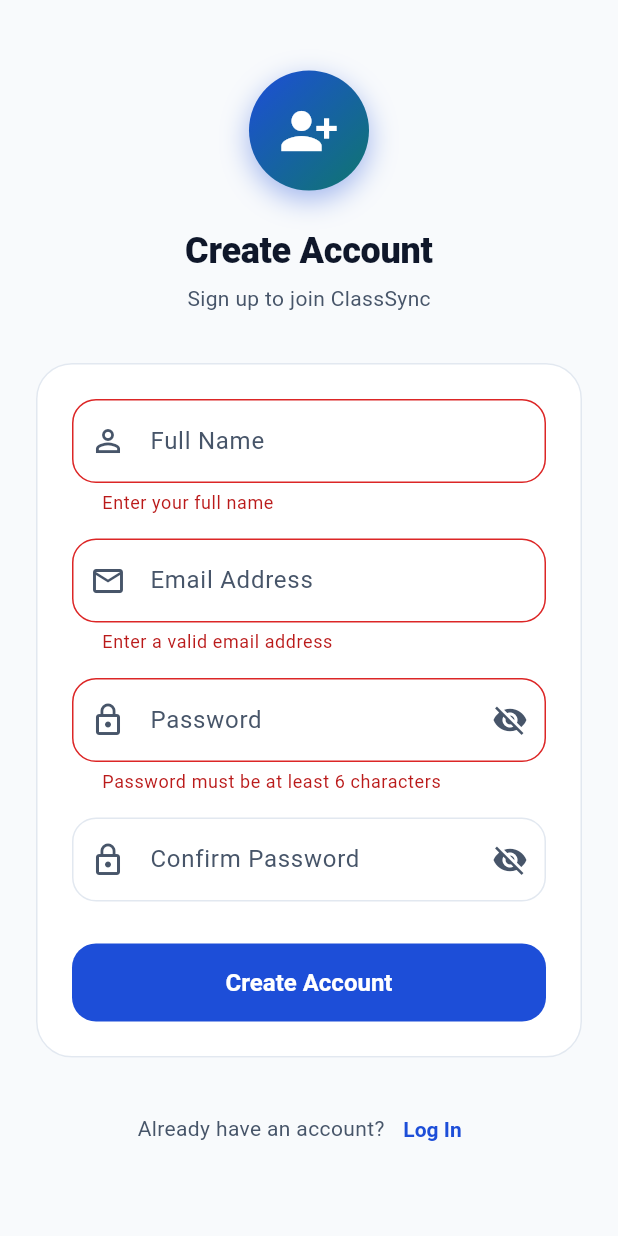
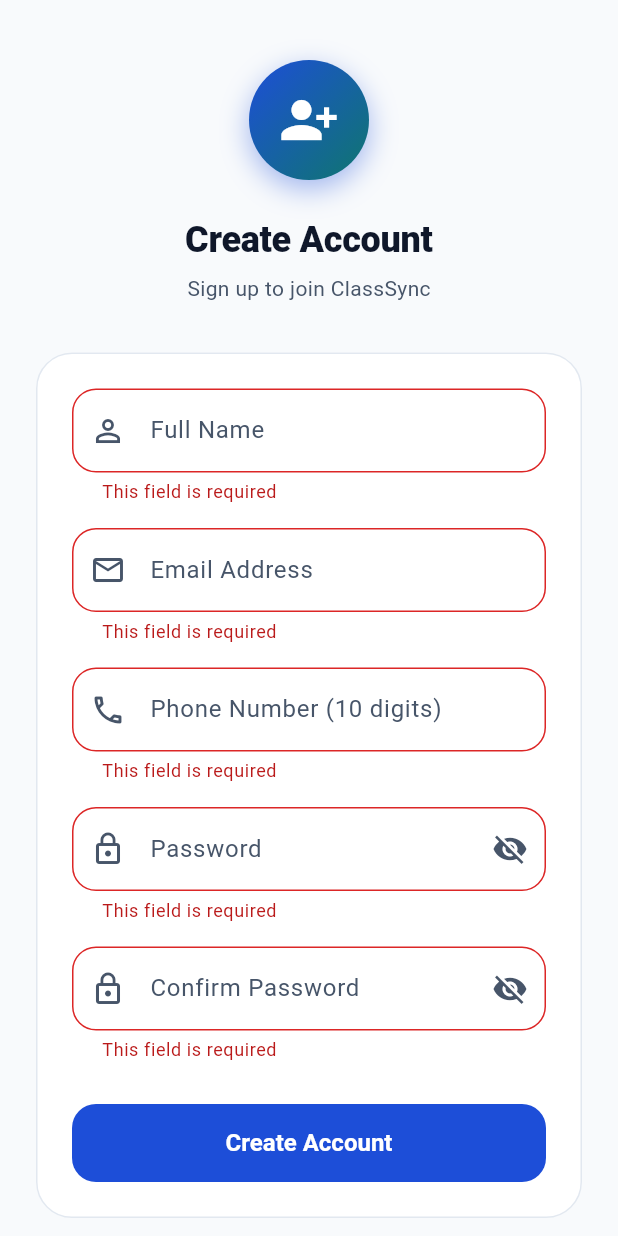
Before and after one commit to kalviumcommunity/S66-0226-T3-Flutter-Firebase-ClassSync, a Flutter app: the SignupScreen screen opened directly, after a tap on "Create Account", on a phone screen of 412 x 824 dp. Run offline on Flutter 3.47's test engine with Material 3 defaults, Android fonts, the phone set to English and light mode, and no system bars; our stand-ins replace cloud_firestore, firebase_auth, firebase_core, firebase_storage, image_picker; accounts and stored records are empty.

Commit message:
feat: built and validated complex forms with input checks

```diff
--- a/lib/screens/login_screen.dart
+++ b/lib/screens/login_screen.dart
@@ -17,6 +17,11 @@ class _LoginScreenState extends State<LoginScreen> {
 
   bool _loading = false;
   bool _obscurePass = true;
+
+  bool _isValidEmail(String value) {
+    final emailRegex = RegExp(r'^[^@]+@[^@]+\.[^@]+$');
+    return emailRegex.hasMatch(value.trim());
+  }
 
   @override
   void dispose() {
@@ -88,6 +93,7 @@ class _LoginScreenState extends State<LoginScreen> {
                     padding: const EdgeInsets.all(24),
                     child: Form(
                       key: _formKey,
+                      autovalidateMode: AutovalidateMode.onUserInteraction,
                       child: Column(
                         children: [
                           TextFormField(
@@ -99,7 +105,10 @@ class _LoginScreenState extends State<LoginScreen> {
                             ),
                             validator: (v) {
                               final s = v?.trim() ?? '';
-                              if (s.isEmpty || !s.contains('@')) {
+                              if (s.isEmpty) {
+                                return 'This field is required';
+                              }
+                              if (!_isValidEmail(s)) {
                                 return 'Enter a valid email address';
                               }
                               return null;
@@ -125,8 +134,10 @@ class _LoginScreenState extends State<LoginScreen> {
                               ),
                             ),
                             validator: (v) => (v?.trim() ?? '').isEmpty
-                                ? 'Enter your password'
-                                : null,
+                                ? 'This field is required'
+                                : (v!.trim().length < 8
+                                      ? 'Password must be at least 8 characters'
+                                      : null),
                           ),
                           const SizedBox(height: 28),
 
--- a/lib/screens/signup_screen.dart
+++ b/lib/screens/signup_screen.dart
@@ -1,5 +1,6 @@
 import 'package:firebase_auth/firebase_auth.dart';
 import 'package:flutter/material.dart';
+import 'package:flutter/services.dart';
 import '../services/auth_service.dart';
 import '../services/firestore_service.dart';
 
@@ -14,6 +15,7 @@ class _SignupScreenState extends State<SignupScreen> {
   final _formKey = GlobalKey<FormState>();
   final _nameCtrl = TextEditingController();
   final _emailCtrl = TextEditingController();
+  final _phoneCtrl = TextEditingController();
   final _passCtrl = TextEditingController();
   final _confirmCtrl = TextEditingController();
   final _auth = AuthService();
@@ -23,10 +25,21 @@ class _SignupScreenState extends State<SignupScreen> {
   bool _obscurePass = true;
   bool _obscureConfirm = true;
 
+  bool _isValidEmail(String value) {
+    final emailRegex = RegExp(r'^[^@]+@[^@]+\.[^@]+$');
+    return emailRegex.hasMatch(value.trim());
+  }
+
+  bool _isValidPhone(String value) {
+    final phoneRegex = RegExp(r'^[0-9]{10}$');
+    return phoneRegex.hasMatch(value.trim());
+  }
+
   @override
   void dispose() {
     _nameCtrl.dispose();
     _emailCtrl.dispose();
+    _phoneCtrl.dispose();
     _passCtrl.dispose();
     _confirmCtrl.dispose();
     super.dispose();
@@ -53,6 +66,7 @@ class _SignupScreenState extends State<SignupScreen> {
       await _firestoreService.addUserData(user.uid, {
         'name': _nameCtrl.text.trim(),
         'email': _emailCtrl.text.trim(),
+        'phone': _phoneCtrl.text.trim(),
         'createdAt': DateTime.now().toIso8601String(),
         'role': 'student',
       });
@@ -106,6 +120,7 @@ class _SignupScreenState extends State<SignupScreen> {
                     padding: const EdgeInsets.all(24),
                     child: Form(
                       key: _formKey,
+                      autovalidateMode: AutovalidateMode.onUserInteraction,
                       child: Column(
                         children: [
                           TextFormField(
@@ -115,9 +130,14 @@ class _SignupScreenState extends State<SignupScreen> {
                               labelText: 'Full Name',
                               prefixIcon: Icon(Icons.person_outline),
                             ),
-                            validator: (v) => (v?.trim() ?? '').isEmpty
-                                ? 'Enter your full name'
-                                : null,
+                            validator: (v) {
+                              final s = v?.trim() ?? '';
+                              if (s.isEmpty) return 'This field is required';
+                              if (s.length < 2) {
+                                return 'Name must be at least 2 characters';
+                              }
+                              return null;
+                            },
                           ),
                           const SizedBox(height: 16),
 
@@ -130,8 +150,36 @@ class _SignupScreenState extends State<SignupScreen> {
                             ),
                             validator: (v) {
                               final s = v?.trim() ?? '';
-                              if (s.isEmpty || !s.contains('@')) {
+                              if (s.isEmpty) {
+                                return 'This field is required';
+                              }
+                              if (!_isValidEmail(s)) {
                                 return 'Enter a valid email address';
+                              }
+                              return null;
+                            },
+                          ),
+                          const SizedBox(height: 16),
+
+                          TextFormField(
+                            controller: _phoneCtrl,
+                            keyboardType: TextInputType.number,
+                            textInputAction: TextInputAction.next,
+                            inputFormatters: [
+                              FilteringTextInputFormatter.digitsOnly,
+                              LengthLimitingTextInputFormatter(10),
+                            ],
+                            decoration: const InputDecoration(
+                              labelText: 'Phone Number (10 digits)',
+                              prefixIcon: Icon(Icons.phone_outlined),
+                            ),
+                            validator: (v) {
+                              final s = v?.trim() ?? '';
+                              if (s.isEmpty) {
+                                return 'This field is required';
+                              }
+                              if (!_isValidPhone(s)) {
+                                return 'Enter a valid 10-digit phone number';
                               }
                               return null;
                             },
@@ -155,9 +203,14 @@ class _SignupScreenState extends State<SignupScreen> {
                                 ),
                               ),
                             ),
-                            validator: (v) => (v?.length ?? 0) < 6
-                                ? 'Password must be at least 6 characters'
-                                : null,
+                            validator: (v) {
+                              final s = v?.trim() ?? '';
+                              if (s.isEmpty) return 'This field is required';
+                              if (s.length < 8) {
+                                return 'Password must be at least 8 characters';
+                              }
+                              return null;
+                            },
                           ),
                           const SizedBox(height: 16),
 
@@ -178,9 +231,16 @@ class _SignupScreenState extends State<SignupScreen> {
                                 ),
                               ),
                             ),
-                            validator: (v) => v != _passCtrl.text
-                                ? 'Passwords do not match'
-                                : null,
+                            validator: (v) {
+                              final s = v ?? '';
+                              if (s.trim().isEmpty) {
+                                return 'This field is required';
+                              }
+                              if (s != _passCtrl.text) {
+                                return 'Passwords do not match';
+                              }
+                              return null;
+                            },
                           ),
                           const SizedBox(height: 28),
 
```
